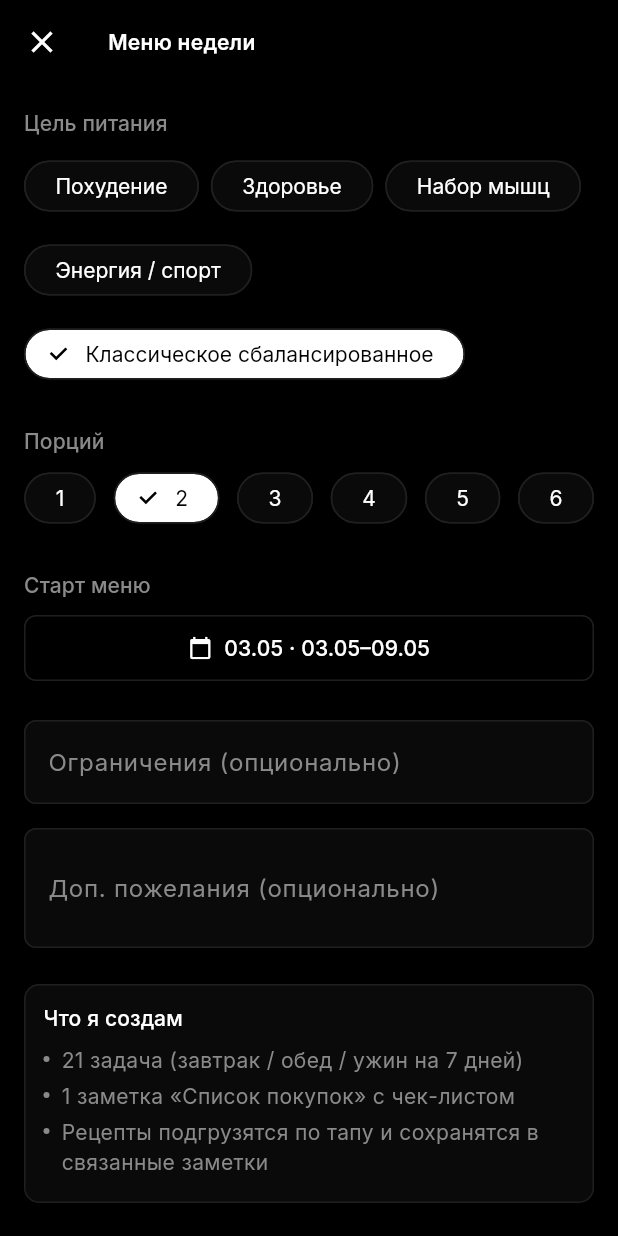
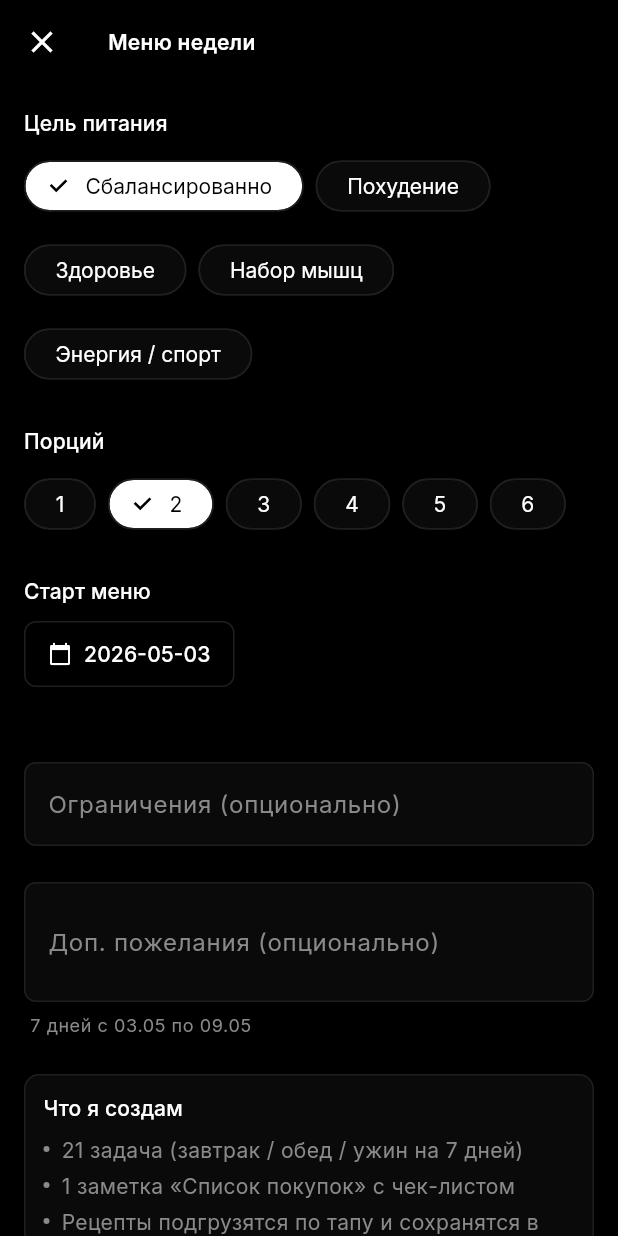
Before and after one commit to gamegroyvi/noetica, a Flutter app: the MenuGeneratorScreen screen opened directly, on a phone screen of 412 x 824 dp. Run offline on Flutter 3.47's test engine with Material 3 defaults, Android fonts, the phone set to English and light mode, and no system bars; our stand-ins replace audioplayers, flutter_local_notifications, flutter_riverpod, flutter_secure_storage, flutter_timezone, google_fonts and 7 more; missing offline and left inert: local_notifier, tray_manager, window_manager; accounts and stored records are empty.

Commit message:
feat(menu): drive form via GeneratorFormView from manifest schema
Replaces the bespoke form section in MenuGeneratorScreen with the
universal renderer:

- All form state now lives in a single GeneratorFormValues map keyed
  by the manifest field ids; convenience getters (_goal, _servings,
  _startDate, _selectedAxisId, _restrictions, _extraNotes) expose
  typed access to the rest of the screen so _generate() / _import() /
  _resumeLastMenu() / _startNewMenu() are unchanged.
- _seedValuesFromManifest() seeds defaults from the manifest at
  initState and on "Создать новое меню".
- _resumeLastMenu() now writes the resolved goal/servings into the
  values map (was overwriting the old fields directly).
- Drops _restrictionsCtrl / _notesCtrl / _pickStartDate — those are
  internal to the GeneratorFormView now, ~120 LOC of bespoke form
  widgets removed.
- Manifest goal options re-aligned with the backend's MenuGoal wire
  values (classic / lose_weight / health / muscle / energy) — the
  earlier draft used a different vocabulary that would have 422'd.
- New test/menu_manifest_wire_test.dart locks in the contract: every
  manifest goal option round-trips through MenuGoal.fromWire, the
  servings range matches the backend tolerance, and the field id set
  matches what _generate() reads.

Form looks identical to before; the date-range hint moved to a small
caption right under the date picker (the picker was previously
labelled with the range inline).

Local: flutter analyze --no-fatal-infos clean (only pre-existing
withOpacity infos), flutter test 141/141 passed (was 138 + 3 new).

Co-Authored-By: Devin AI <158243242+devin-ai-integration[bot]@users.noreply.github.com>

```diff
--- a/lib/features/tools/menu/menu_generator_screen.dart
+++ b/lib/features/tools/menu/menu_generator_screen.dart
@@ -7,9 +7,11 @@ import 'package:uuid/uuid.dart';
 
 import '../../../data/models.dart';
 import '../../../providers.dart';
+import '../../../services/builtin_generators.dart';
 import '../../../services/tools_api.dart';
 import '../../../theme/app_theme.dart';
 import '../../entry/entry_editor_sheet.dart';
+import '../manifest/generator_form_view.dart';
 
 /// Stages the screen walks the user through. State machine instead of
 /// child routes so the user can jump back without losing the generated
@@ -39,13 +41,11 @@ class _MenuGeneratorScreenState extends ConsumerState<MenuGeneratorScreen> {
   _Stage _stage = _Stage.form;
   String? _error;
 
-  // Form state.
-  MenuGoal _goal = MenuGoal.classic;
-  int _servings = 2;
-  DateTime _startDate = DateTime.now().add(const Duration(days: 1));
-  final _restrictionsCtrl = TextEditingController();
-  final _notesCtrl = TextEditingController();
-  String? _selectedAxisId; // user-chosen target axis
+  /// Form state, keyed by `GeneratorInputField.id` from the manifest.
+  /// All form mutations go through `setState(() => _values[id] = …)`
+  /// so the universal `GeneratorFormView` can render the same data
+  /// without bespoke widgets for chips / pickers / textareas.
+  final GeneratorFormValues _values = {};
 
   // Generated plan + import bookkeeping.
   MenuPlan? _plan;
@@ -56,9 +56,38 @@ class _MenuGeneratorScreenState extends ConsumerState<MenuGeneratorScreen> {
   // Recipe loading state by meal index.
   final Map<int, _RecipeState> _recipes = {};
 
+  // Convenience accessors — keep the rest of the screen oblivious to
+  // the manifest plumbing. Defaults match the previous hard-coded
+  // initial state for the form.
+  MenuGoal get _goal =>
+      MenuGoal.fromWire(_values['goal'] as String? ?? 'classic');
+  int get _servings => _values['servings'] as int? ?? 2;
+  DateTime get _startDate =>
+      _values['start_date'] as DateTime? ??
+      DateTime.now().add(const Duration(days: 1));
+  String? get _selectedAxisId => _values['axis_id'] as String?;
+  String get _restrictions =>
+      ((_values['restrictions'] as String?) ?? '').trim();
+  String get _extraNotes => ((_values['notes'] as String?) ?? '').trim();
+
+  void _seedValuesFromManifest() {
+    _values.clear();
+    for (final f in menuWeekInputs()) {
+      _values[f.id] = f.defaultValue;
+    }
+    // Date default isn't covered by manifest defaults (intentionally
+    // null so user-authored manifests don't pin a particular day);
+    // the menu UX wants tomorrow as starting point.
+    _values['start_date'] = DateTime.now().add(const Duration(days: 1));
+    // Servings default to 2 (was the hard-coded initial); manifest
+    // says 1 to keep the schema sensible for single-person plans.
+    _values['servings'] = 2;
+  }
+
   @override
   void initState() {
     super.initState();
+    _seedValuesFromManifest();
     // Best-effort: if the user has already imported a menu in a past
     // session, drop them back into the imported view so they can keep
     // generating recipes for individual dishes. Without this, exiting
@@ -66,13 +95,6 @@ class _MenuGeneratorScreenState extends ConsumerState<MenuGeneratorScreen> {
     // was no way to come back to the meal list except by importing a
     // brand-new menu.
     WidgetsBinding.instance.addPostFrameCallback((_) => _resumeLastMenu());
-  }
-
-  @override
-  void dispose() {
-    _restrictionsCtrl.dispose();
-    _notesCtrl.dispose();
-    super.dispose();
   }
 
   // --------------------------------------------------------------- resume
@@ -169,8 +191,8 @@ class _MenuGeneratorScreenState extends ConsumerState<MenuGeneratorScreen> {
         _recipes
           ..clear()
           ..addAll(recipeStates);
-        if (resolvedGoal != null) _goal = resolvedGoal;
-        if (resolvedServings != null) _servings = resolvedServings;
+        if (resolvedGoal != null) _values['goal'] = resolvedGoal.wire;
+        if (resolvedServings != null) _values['servings'] = resolvedServings;
         _stage = _Stage.imported;
       });
     } catch (_) {
@@ -230,6 +252,7 @@ class _MenuGeneratorScreenState extends ConsumerState<MenuGeneratorScreen> {
       _menuId = null;
       _plan = null;
       _error = null;
+      _seedValuesFromManifest();
       _stage = _Stage.form;
     });
   }
@@ -271,8 +294,8 @@ class _MenuGeneratorScreenState extends ConsumerState<MenuGeneratorScreen> {
       final plan = await api.generateMenu(
         goal: _goal,
         servings: _servings,
-        restrictions: _restrictionsCtrl.text.trim(),
-        extraNotes: _notesCtrl.text.trim(),
+        restrictions: _restrictions,
+        extraNotes: _extraNotes,
       );
       if (!mounted) return;
       setState(() {
@@ -502,12 +525,14 @@ class _MenuGeneratorScreenState extends ConsumerState<MenuGeneratorScreen> {
     if (axes.isNotEmpty && _selectedAxisId == null) {
       // Pre-select the most natural axis for nutrition. Falls back to
       // the first axis if no obvious match is found so we never push
-      // the user back to "no axis" by default.
+      // the user back to "no axis" by default. Kept as a bespoke
+      // helper because the manifest's single-substring `preferAxisHint`
+      // can't express the full "тел/здоров/body/health/фитн" set.
       final body = axes.firstWhere(
         (a) => _looksLikeBodyAxis(a),
         orElse: () => axes.first,
       );
-      _selectedAxisId = body.id;
+      _values['axis_id'] = body.id;
     }
     return ListView(
       padding: const EdgeInsets.fromLTRB(16, 16, 16, 32),
@@ -523,91 +548,22 @@ class _MenuGeneratorScreenState extends ConsumerState<MenuGeneratorScreen> {
             ),
             child: Text(_error!, style: TextStyle(color: palette.fg)),
           ),
-        Text('Цель питания',
-            style: theme.textTheme.labelLarge?.copyWith(color: palette.muted)),
+        GeneratorFormView(
+          fields: menuWeekInputs(),
+          values: _values,
+          axes: axes,
+          onChanged: (id, v) => setState(() => _values[id] = v),
+        ),
         const SizedBox(height: 8),
-        Wrap(
-          spacing: 8,
-          runSpacing: 8,
-          children: [
-            for (final g in MenuGoal.values)
-              ChoiceChip(
-                label: Text(g.label),
-                selected: _goal == g,
-                onSelected: (_) => setState(() => _goal = g),
-              ),
-          ],
-        ),
-        const SizedBox(height: 24),
-        Text('Порций',
-            style: theme.textTheme.labelLarge?.copyWith(color: palette.muted)),
-        const SizedBox(height: 4),
-        Row(
-          mainAxisAlignment: MainAxisAlignment.spaceBetween,
-          children: [
-            for (var s = 1; s <= 6; s++)
-              ChoiceChip(
-                label: Text(s.toString()),
-                selected: _servings == s,
-                onSelected: (_) => setState(() => _servings = s),
-              ),
-          ],
-        ),
-        const SizedBox(height: 24),
-        Text('Старт меню',
-            style: theme.textTheme.labelLarge?.copyWith(color: palette.muted)),
-        const SizedBox(height: 8),
-        OutlinedButton.icon(
-          icon: const Icon(Icons.calendar_today, size: 16),
-          label: Text('${_d(_startDate)} · ${_humanRange()}'),
-          onPressed: _pickStartDate,
-        ),
-        const SizedBox(height: 24),
-        if (axes.isNotEmpty) ...[
-          Text('Ось роста',
-              style:
-                  theme.textTheme.labelLarge?.copyWith(color: palette.muted)),
-          const SizedBox(height: 4),
-          Text(
-            '21 задача добавится к выбранной оси и будет давать XP при '
-            'отметке «выполнено».',
+        // Range hint sits below the date so the form stays a clean
+        // top-down list — the form view itself doesn't know about
+        // "7-day window", that's still domain-specific to menu.
+        Padding(
+          padding: const EdgeInsets.only(left: 4),
+          child: Text(
+            '7 дней с ${_d(_startDate)} по ${_d(_startDate.add(const Duration(days: 6)))}',
             style: theme.textTheme.bodySmall?.copyWith(color: palette.muted),
           ),
-          const SizedBox(height: 8),
-          DropdownButtonFormField<String>(
-            value: _selectedAxisId,
-            isExpanded: true,
-            items: [
-              for (final a in axes)
-                DropdownMenuItem(
-                  value: a.id,
-                  child: Text('${a.symbol} ${a.name}'),
-                ),
-            ],
-            onChanged: (v) => setState(() => _selectedAxisId = v),
-          ),
-          const SizedBox(height: 24),
-        ],
-        TextField(
-          controller: _restrictionsCtrl,
-          decoration: const InputDecoration(
-            labelText: 'Ограничения (опционально)',
-            hintText: 'без глютена; без свинины; вегетарианец',
-            border: OutlineInputBorder(),
-          ),
-          minLines: 1,
-          maxLines: 3,
-        ),
-        const SizedBox(height: 16),
-        TextField(
-          controller: _notesCtrl,
-          decoration: const InputDecoration(
-            labelText: 'Доп. пожелания (опционально)',
-            hintText: 'минимум готовки в будни; больше рыбы; быстрые завтраки',
-            border: OutlineInputBorder(),
-          ),
-          minLines: 2,
-          maxLines: 4,
         ),
         const SizedBox(height: 24),
         Container(
@@ -640,18 +596,6 @@ class _MenuGeneratorScreenState extends ConsumerState<MenuGeneratorScreen> {
         ),
       ],
     );
-  }
-
-  Future<void> _pickStartDate() async {
-    final now = DateTime.now();
-    final picked = await showDatePicker(
-      context: context,
-      initialDate: _startDate,
-      firstDate: now.subtract(const Duration(days: 7)),
-      lastDate: now.add(const Duration(days: 60)),
-    );
-    if (picked == null) return;
-    setState(() => _startDate = picked);
   }
 
   Widget _bullet(NoeticaPalette palette, String text) => Padding(
--- a/lib/services/builtin_generators.dart
+++ b/lib/services/builtin_generators.dart
@@ -12,13 +12,14 @@ List<GeneratorInputField> menuWeekInputs() => const [
         id: 'goal',
         label: 'Цель питания',
         required: true,
+        // Wire values match the backend's `MenuGoal` literal — keep in
+        // sync with `lib/services/tools_api.dart#MenuGoal`.
         options: [
           GeneratorEnumOption(value: 'classic', label: 'Сбалансированно'),
-          GeneratorEnumOption(value: 'muscle', label: 'Набор массы'),
-          GeneratorEnumOption(value: 'cut', label: 'Снижение веса'),
-          GeneratorEnumOption(value: 'mediterranean', label: 'Средиземн.'),
-          GeneratorEnumOption(value: 'plant', label: 'Растительное'),
-          GeneratorEnumOption(value: 'low_carb', label: 'Low-carb'),
+          GeneratorEnumOption(value: 'lose_weight', label: 'Похудение'),
+          GeneratorEnumOption(value: 'health', label: 'Здоровье'),
+          GeneratorEnumOption(value: 'muscle', label: 'Набор мышц'),
+          GeneratorEnumOption(value: 'energy', label: 'Энергия / спорт'),
         ],
         initial: 'classic',
       ),
```
Also changed, not shown: 1 other file.
